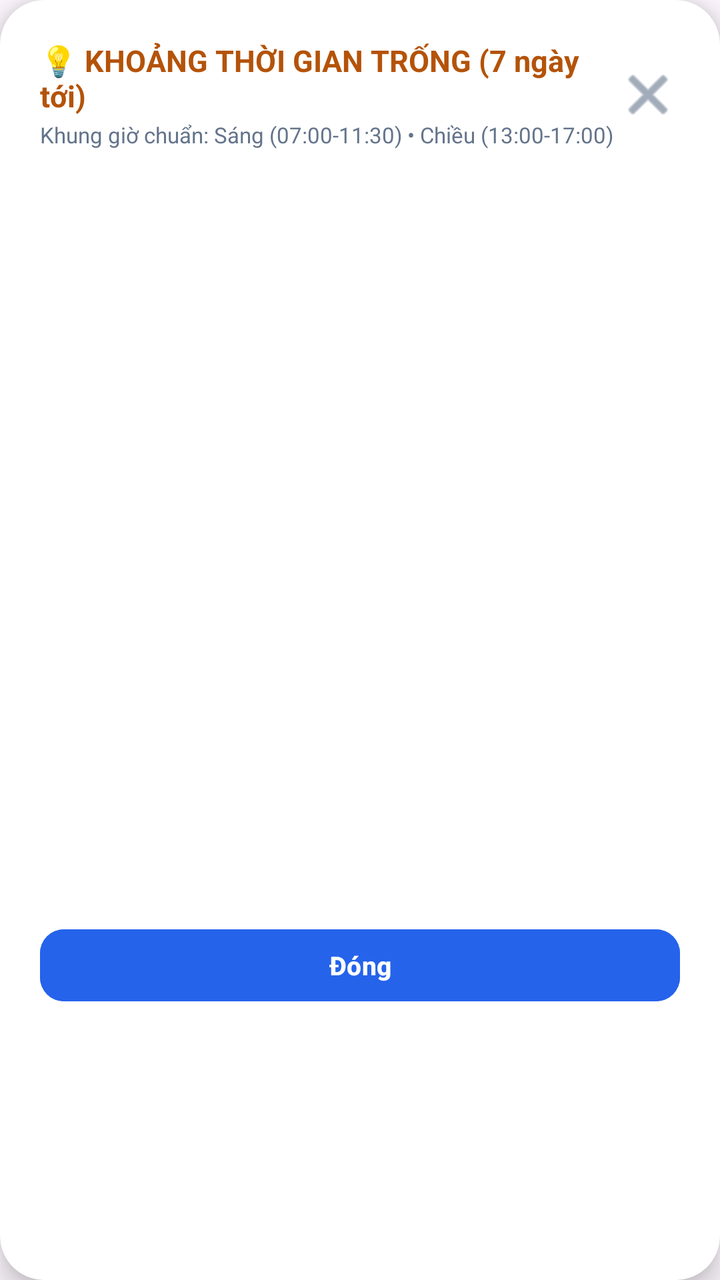
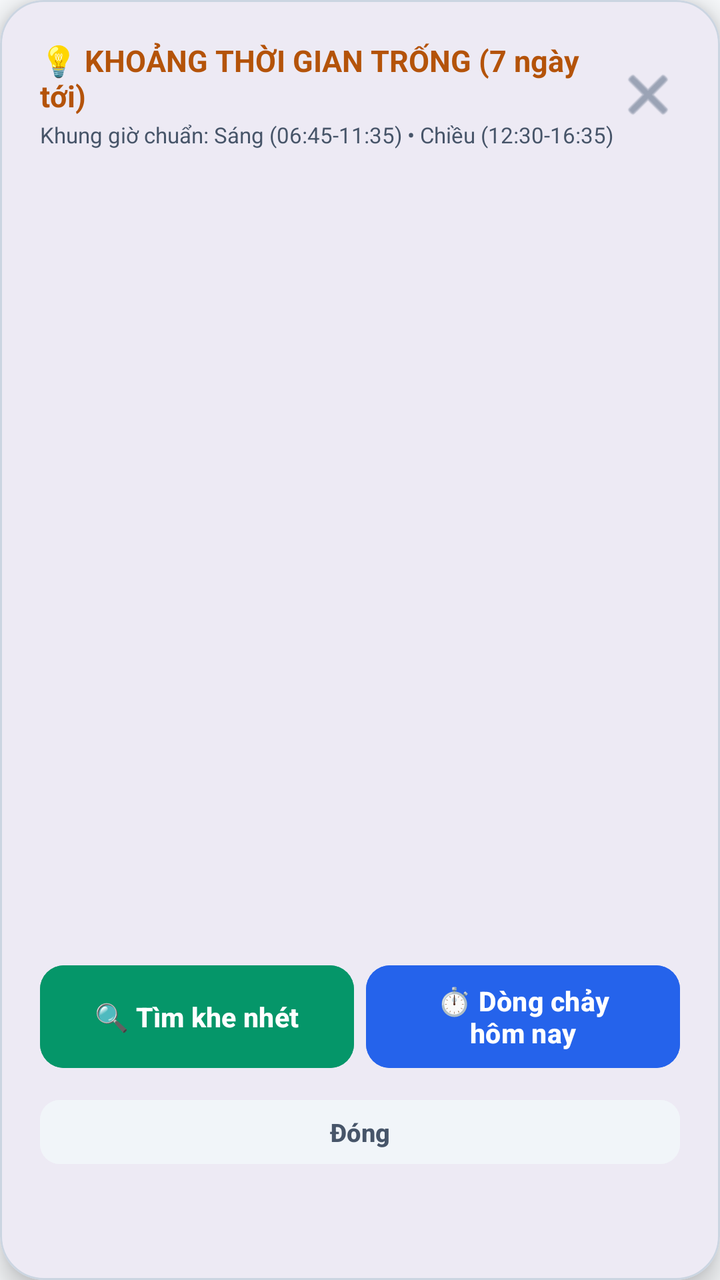

An Android layout rendered at two revisions. The XML below is the earlier revision; the diff shows what the commit changed to produce the second picture.
<!-- AndroidManifest.xml: application theme Theme.LectuPlan -->
<!-- res/layout/dialog_free_time_analysis.xml -->
<?xml version="1.0" encoding="utf-8"?>
<com.google.android.material.card.MaterialCardView
    xmlns:android="http://schemas.android.com/apk/res/android"
    xmlns:app="http://schemas.android.com/apk/res-auto"
    android:layout_width="match_parent"
    android:layout_height="wrap_content"
    app:cardCornerRadius="22dp"
    app:cardElevation="8dp"
    app:strokeWidth="0dp"
    app:cardBackgroundColor="#FFFFFF">

    <LinearLayout
        android:layout_width="match_parent"
        android:layout_height="wrap_content"
        android:orientation="vertical"
        android:padding="20dp">

        <LinearLayout
            android:layout_width="match_parent"
            android:layout_height="wrap_content"
            android:orientation="horizontal"
            android:gravity="center_vertical"
            android:layout_marginBottom="12dp">

            <LinearLayout
                android:layout_width="0dp"
                android:layout_height="wrap_content"
                android:layout_weight="1"
                android:orientation="vertical">

                <TextView
                    android:layout_width="wrap_content"
                    android:layout_height="wrap_content"
                    android:text="💡 KHOẢNG THỜI GIAN TRỐNG (7 ngày tới)"
                    android:textSize="15sp"
                    android:textStyle="bold"
                    android:textColor="#B45309" />

                <TextView
                    android:layout_width="wrap_content"
                    android:layout_height="wrap_content"
                    android:layout_marginTop="2dp"
                    android:text="Khung giờ chuẩn: Sáng (07:00-11:30) • Chiều (13:00-17:00)"
                    android:textSize="11sp"
                    android:textColor="#64748B" />
            </LinearLayout>

            <ImageButton
                android:id="@+id/btnCloseFreeTimeDialog"
                android:layout_width="32dp"
                android:layout_height="32dp"
                android:background="?android:attr/selectableItemBackgroundBorderless"
                android:contentDescription="Đóng"
                android:src="@android:drawable/ic_menu_close_clear_cancel"
                app:tint="#64748B" />
        </LinearLayout>

        <androidx.recyclerview.widget.RecyclerView
            android:id="@+id/rvFreeTimeDays"
            android:layout_width="match_parent"
            android:layout_height="360dp"
            android:scrollbars="vertical" />

        <Button
            android:id="@+id/btnCloseFreeTime"
            android:layout_width="match_parent"
            android:layout_height="44dp"
            android:layout_marginTop="14dp"
            android:text="Đóng"
            android:textColor="#FFFFFF"
            android:backgroundTint="#2563EB"
            android:textSize="13sp"
            android:textStyle="bold"
            app:cornerRadius="12dp" />

    </LinearLayout>
</com.google.android.material.card.MaterialCardView>
<!-- resources referenced by this layout -->
<resources>
  <style name="Theme.LectuPlan" parent="Base.Theme.LectuPlan" />
  <style name="Base.Theme.LectuPlan" parent="Theme.Material3.DayNight.NoActionBar">
          
          <item name="android:windowLightStatusBar" tools:targetApi="23">true</item>
          <item name="android:windowLightNavigationBar" tools:targetApi="27">true</item>
      </style>
</resources>

<!-- the commit's change to res/layout/dialog_free_time_analysis.xml (unified diff, before → after) -->
@@ -6,8 +6,9 @@
     android:layout_height="wrap_content"
     app:cardCornerRadius="22dp"
     app:cardElevation="8dp"
-    app:strokeWidth="0dp"
-    app:cardBackgroundColor="#FFFFFF">
+    app:strokeWidth="1dp"
+    app:strokeColor="@color/border_default"
+    app:cardBackgroundColor="@color/surface_card">
 
     <LinearLayout
         android:layout_width="match_parent"
@@ -34,15 +35,15 @@
                     android:text="💡 KHOẢNG THỜI GIAN TRỐNG (7 ngày tới)"
                     android:textSize="15sp"
                     android:textStyle="bold"
-                    android:textColor="#B45309" />
+                    android:textColor="@color/accent_amber" />
 
                 <TextView
                     android:layout_width="wrap_content"
                     android:layout_height="wrap_content"
                     android:layout_marginTop="2dp"
-                    android:text="Khung giờ chuẩn: Sáng (07:00-11:30) • Chiều (13:00-17:00)"
+                    android:text="Khung giờ chuẩn: Sáng (06:45-11:35) • Chiều (12:30-16:35)"
                     android:textSize="11sp"
-                    android:textColor="#64748B" />
+                    android:textColor="@color/text_secondary" />
             </LinearLayout>
 
             <ImageButton
@@ -52,26 +53,61 @@
                 android:background="?android:attr/selectableItemBackgroundBorderless"
                 android:contentDescription="Đóng"
                 android:src="@android:drawable/ic_menu_close_clear_cancel"
-                app:tint="#64748B" />
+                app:tint="@color/nav_item_unselected_tint" />
         </LinearLayout>
 
         <androidx.recyclerview.widget.RecyclerView
             android:id="@+id/rvFreeTimeDays"
             android:layout_width="match_parent"
-            android:layout_height="360dp"
+            android:layout_height="380dp"
             android:scrollbars="vertical" />
+
+        <LinearLayout
+            android:layout_width="match_parent"
+            android:layout_height="wrap_content"
+            android:orientation="horizontal"
+            android:gravity="center_vertical"
+            android:layout_marginTop="12dp">
+
+            <Button
+                android:id="@+id/btnOpenSmartFinderFromFree"
+                android:layout_width="0dp"
+                android:layout_height="match_parent"
+                android:minHeight="48dp"
+                android:layout_weight="1"
+                android:layout_marginEnd="6dp"
+                android:text="🔍 Tìm khe nhét"
+                android:textColor="#FFFFFF"
+                android:backgroundTint="#059669"
+                android:textSize="13.5sp"
+                android:textStyle="bold"
+                app:cornerRadius="12dp" />
+
+            <Button
+                android:id="@+id/btnOpenTimelineFromFree"
+                android:layout_width="0dp"
+                android:layout_height="match_parent"
+                android:minHeight="48dp"
+                android:layout_weight="1"
+                android:text="⏱️ Dòng chảy\nhôm nay"
+                android:textColor="#FFFFFF"
+                android:backgroundTint="#2563EB"
+                android:textSize="13.5sp"
+                android:textStyle="bold"
+                app:cornerRadius="12dp" />
+        </LinearLayout>
 
         <Button
             android:id="@+id/btnCloseFreeTime"
             android:layout_width="match_parent"
-            android:layout_height="44dp"
-            android:layout_marginTop="14dp"
+            android:layout_height="40dp"
+            android:layout_marginTop="8dp"
             android:text="Đóng"
-            android:textColor="#FFFFFF"
-            android:backgroundTint="#2563EB"
-            android:textSize="13sp"
+            android:textColor="@color/text_secondary"
+            android:backgroundTint="@color/surface_card_secondary"
+            android:textSize="12.5sp"
             android:textStyle="bold"
-            app:cornerRadius="12dp" />
+            app:cornerRadius="10dp" />
 
     </LinearLayout>
 </com.google.android.material.card.MaterialCardView>
<!-- resource entries referenced after the edit -->
@@ -1,10 +1,23 @@
 <!-- resources referenced by this layout -->
 <resources>
+  <color name="accent_amber">#B45309</color>
+  <color name="border_default">#CBD5E1</color>
+  <color name="nav_item_unselected_tint">#64748B</color>
+  <color name="surface_card">#FFFFFF</color>
+  <color name="surface_card_secondary">#F1F5F9</color>
+  <color name="text_secondary">#475569</color>
   <style name="Theme.LectuPlan" parent="Base.Theme.LectuPlan" />
   <style name="Base.Theme.LectuPlan" parent="Theme.Material3.DayNight.NoActionBar">
+          <item name="android:windowBackground">@color/window_background</item>
+          <item name="colorSurface">@color/surface_card</item>
+          <item name="colorOnSurface">@color/text_primary</item>
+          <item name="colorSurfaceVariant">@color/surface_card_secondary</item>
+          <item name="colorOnSurfaceVariant">@color/text_secondary</item>
           
           <item name="android:windowLightStatusBar" tools:targetApi="23">true</item>
           <item name="android:windowLightNavigationBar" tools:targetApi="27">true</item>
       </style>
+  <color name="window_background">#F8FAFC</color>
+  <color name="text_primary">#0F172A</color>
 </resources>
 
